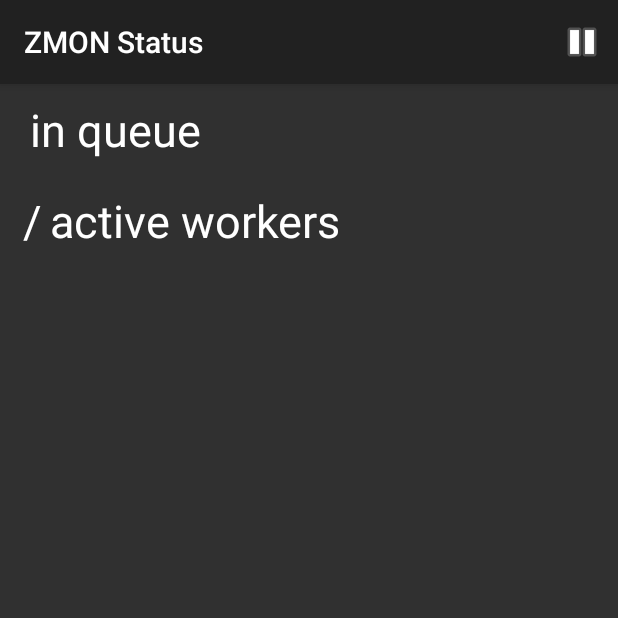
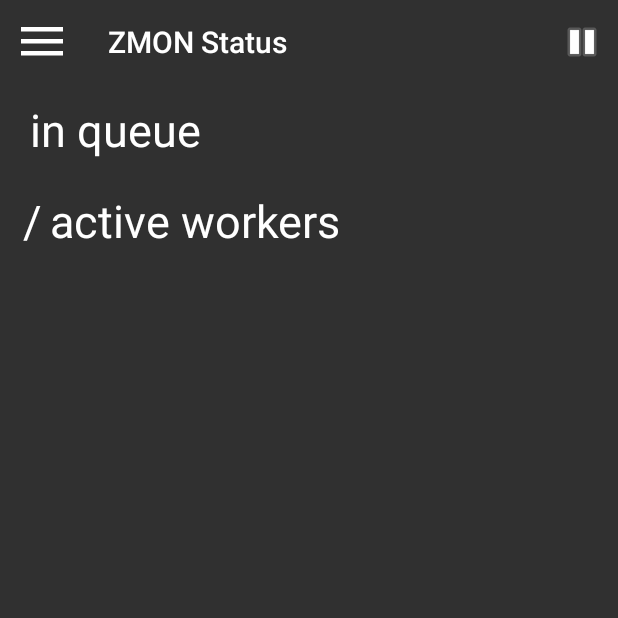
Before and after one commit to zalando-zmon/zmon-android, an Android app: the ZmonStatusActivity screen opened directly, with no data from a screen before it, on a phone screen of 412 x 824 dp, the top half of it. Run offline under Robolectric (Android 15) with nearby library versions, the phone set to English and light mode, and no system bars; 2 statements that could not run were skipped.

Commit message:
Added toolbar including menu item to open the navigation drawer to all activities.

```diff
--- a/app/src/main/java/de/zalando/zmon/BaseActivity.java
+++ b/app/src/main/java/de/zalando/zmon/BaseActivity.java
@@ -3,6 +3,9 @@ package de.zalando.zmon;
 import android.os.Bundle;
 import android.support.v4.widget.DrawerLayout;
 import android.support.v7.app.AppCompatActivity;
+import android.support.v7.widget.Toolbar;
+import android.view.Gravity;
+import android.view.View;
 import android.widget.ListView;
 
 import de.zalando.zmon.navigation.NavigationClickListener;
@@ -22,6 +25,20 @@ public abstract class BaseActivity extends AppCompatActivity {
         navigationDrawer = (ListView) findViewById(R.id.navigation_drawer);
         navigationDrawer.setAdapter(new NavigationItemAdapter(this));
         navigationDrawer.setOnItemClickListener(new NavigationClickListener(this));
+
+        Toolbar toolbar = (Toolbar) findViewById(R.id.toolbar_top);
+        if (toolbar != null) {
+            setSupportActionBar(toolbar);
+
+            toolbar.setTitle(R.string.label_dashboard);
+            toolbar.setNavigationIcon(R.drawable.ic_menu_white_36dp);
+            toolbar.setNavigationOnClickListener(new View.OnClickListener() {
+                @Override
+                public void onClick(View view) {
+                    drawerLayout.openDrawer(Gravity.START);
+                }
+            });
+        }
     }
 
     protected abstract int getLayoutId();
--- a/app/src/main/res/layout/activity_dashboard.xml
+++ b/app/src/main/res/layout/activity_dashboard.xml
@@ -8,6 +8,12 @@
         android:layout_width="match_parent"
         android:layout_height="match_parent"
         android:orientation="vertical">
+
+        <android.support.v7.widget.Toolbar
+            android:id="@+id/toolbar_top"
+            style="@style/AppTheme.Toolbar">
+
+        </android.support.v7.widget.Toolbar>
 
         <FrameLayout
             android:id="@+id/alert_list_fragment"
--- a/app/src/main/res/layout/activity_zmonstatus.xml
+++ b/app/src/main/res/layout/activity_zmonstatus.xml
@@ -3,10 +3,23 @@
     android:layout_width="match_parent"
     android:layout_height="match_parent">
 
-    <FrameLayout
-        android:id="@+id/content_frame"
+    <LinearLayout
         android:layout_width="match_parent"
-        android:layout_height="match_parent" />
+        android:layout_height="match_parent"
+        android:orientation="vertical">
+
+        <android.support.v7.widget.Toolbar
+            android:id="@+id/toolbar_top"
+            style="@style/AppTheme.Toolbar">
+
+        </android.support.v7.widget.Toolbar>
+
+        <FrameLayout
+            android:id="@+id/content_frame"
+            android:layout_width="match_parent"
+            android:layout_height="match_parent" />
+
+    </LinearLayout>
 
     <ListView
         android:id="@+id/navigation_drawer"
--- a/app/src/main/res/values/styles.xml
+++ b/app/src/main/res/values/styles.xml
@@ -1,8 +1,10 @@
 <resources>
 
     <!-- Base application theme. -->
-    <style name="AppTheme" parent="Theme.AppCompat">
+    <style name="AppTheme" parent="Theme.AppCompat.NoActionBar">
         <!-- Customize your theme here. -->
+        <item name="android:windowNoTitle">true</item>
+        <item name="windowActionBar">false</item>
     </style>
 
     <style name="AppTheme.Navigation"></style>
@@ -16,6 +18,22 @@
     <style name="AppTheme.Navigation.Text">
         <item name="android:textSize">16sp</item>
         <item name="android:textStyle">bold</item>
+    </style>
+
+    <style name="AppTheme.Toolbar">
+        <item name="android:layout_width">match_parent</item>
+        <item name="android:layout_height">56dp</item>
+    </style>
+
+    <style name="AppTheme.Toolbar.Item">
+        <item name="android:layout_width">wrap_content</item>
+        <item name="android:layout_height">wrap_content</item>
+    </style>
+
+    <style name="AppTheme.Toolbar.Title">
+        <item name="android:layout_width">wrap_content</item>
+        <item name="android:layout_height">wrap_content</item>
+        <item name="android:textSize">16dp</item>
     </style>
 
     <style name="AppTheme.List">
```
Also changed, not shown: app/src/main/res/layout/activity_observed_teams.xml (+8 -1 lines), app/src/main/res/drawable-hdpi/ic_menu_white_24dp.png (added), app/src/main/res/drawable-hdpi/ic_menu_white_36dp.png (added), app/src/main/res/drawable-hdpi/ic_menu_white_48dp.png (added), app/src/main/res/drawable-mdpi/ic_menu_white_24dp.png (added), app/src/main/res/drawable-mdpi/ic_menu_white_36dp.png (added), app/src/main/res/drawable-mdpi/ic_menu_white_48dp.png (added), app/src/main/res/drawable-xhdpi/ic_menu_white_24dp.png (added), app/src/main/res/drawable-xhdpi/ic_menu_white_36dp.png (added), app/src/main/res/drawable-xhdpi/ic_menu_white_48dp.png (added), app/src/main/res/drawable-xxhdpi/ic_menu_white_24dp.png (added), app/src/main/res/drawable-xxhdpi/ic_menu_white_36dp.png (added), app/src/main/res/drawable-xxhdpi/ic_menu_white_48dp.png (added), app/src/main/res/drawable-xxxhdpi/ic_menu_white_24dp.png (added), 2 more files.
